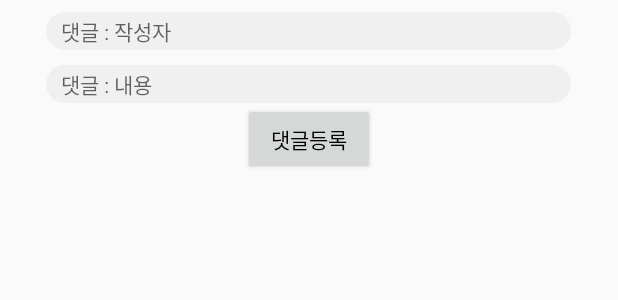
After one commit to WooVictory/android_practice, an Android app: the layout eight_recyclerview_footer.xml on its own in the app's theme, with its tools: preview values and no code run, on a phone screen of 412 x 824 dp. The commit adds this screen. Shown: the top 300 px of the screen. Run offline under Robolectric (Android 15) with nearby library versions, the phone set to English and light mode, and no system bars; Roboto replaces fonts that are not available here.

Commit message:
8주차 안드로이드 추가

```diff
--- /dev/null
+++ b/20180116java/app/src/main/res/layout/eight_recyclerview_footer.xml
@@ -0,0 +1,41 @@
+<?xml version="1.0" encoding="utf-8"?>
+<LinearLayout xmlns:android="http://schemas.android.com/apk/res/android"
+    android:orientation="vertical"
+    android:layout_width="match_parent"
+    android:layout_height="wrap_content"
+    android:paddingBottom="@dimen/activity_vertical_margin"
+    android:paddingTop="@dimen/activity_vertical_margin"
+    android:paddingLeft="@dimen/activity_horizontal_margin"
+    android:paddingRight="@dimen/activity_horizontal_margin">
+
+    <EditText
+        android:background="@drawable/board_background"
+        android:layout_width="350dp"
+        android:layout_height="25dp"
+        android:hint="댓글 : 작성자"
+        android:textSize="14sp"
+        android:singleLine="true"
+        android:paddingLeft="10dp"
+        android:layout_gravity="center"
+        android:layout_marginBottom="10dp"
+        android:id="@+id/eight_comment_writer_edit"
+        />
+    <EditText
+        android:background="@drawable/board_background"
+        android:layout_width="350dp"
+        android:layout_height="25dp"
+        android:hint="댓글 : 내용"
+        android:textSize="14sp"
+        android:paddingLeft="10dp"
+        android:layout_gravity="center"
+        android:id="@+id/eight_comment_content_edit"/>
+
+    <Button
+        android:layout_width="wrap_content"
+        android:layout_height="wrap_content"
+        android:id="@+id/eight_commentBtn"
+        android:layout_gravity="center_horizontal"
+        android:text="댓글등록"
+        android:textColor="#000000"/>
+
+</LinearLayout>
```
Also changed, not shown: 20180116java/app/src/main/java/app/cosmos/a20180116java/EightExam/RecyclerActivity.java (+59 -1 lines), 20180116java/app/src/main/java/app/cosmos/a20180116java/EightExam/eight_BaseViewHolder.java (added, +27 -0 lines), 20180116java/app/src/main/java/app/cosmos/a20180116java/EightExam/eight_FooterViewHolder.java (added, +42 -0 lines), 20180116java/app/src/main/java/app/cosmos/a20180116java/EightExam/eight_HeaderViewHolder.java (added, +21 -0 lines), 20180116java/app/src/main/java/app/cosmos/a20180116java/EightExam/eight_recyclerAdapter.java (added, +105 -0 lines), 20180116java/app/src/main/java/app/cosmos/a20180116java/EightExam/eight_recyclerView_ItemData.java (added, +16 -0 lines), 20180116java/app/src/main/java/app/cosmos/a20180116java/MainActivity.java (+9 -0 lines), 20180116java/app/src/main/res/layout/activity_main.xml (+17 -5 lines), 20180116java/app/src/main/res/layout/activity_recycler.xml (+8 -2 lines), 20180116java/app/src/main/res/layout/eight_recyclerview_header.xml (added, +22 -0 lines), 20180116java/app/src/main/res/layout/eight_reycyelerview_item.xml (added, +30 -0 lines).
